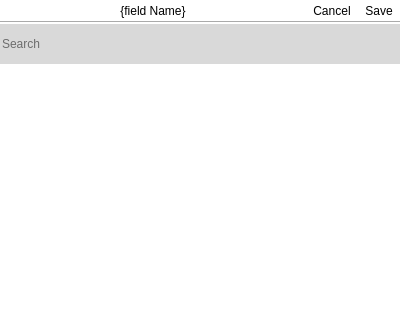
Above: src/roam/ui/ui_list.ui from roam-qgis/Roam before the change; both pictures show x 0 to 400 and y 0 to 320 of the 400 by 693 pixel window. Below: the same form after it.
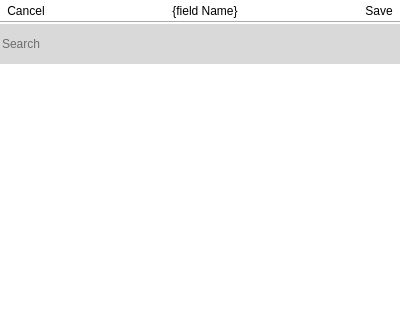
That is the form after the change. Icons and pictures are not drawn. Custom widgets are drawn as their Qt base class.

Commit message: Move cancel button for widgets away from save. Add confirm cancel on form.

What changed in the file:
```diff
--- a/src/roam/ui/ui_list.ui
+++ b/src/roam/ui/ui_list.ui
@@ -58,19 +58,6 @@
       </property>
       <item>
        <layout class="QHBoxLayout" name="horizontalLayout">
-        <item>
-         <widget class="QLabel" name="fieldnameLabel">
-          <property name="text">
-           <string>{field Name}</string>
-          </property>
-          <property name="alignment">
-           <set>Qt::AlignCenter</set>
-          </property>
-          <property name="header" stdset="0">
-           <bool>true</bool>
-          </property>
-         </widget>
-        </item>
         <item>
          <widget class="QToolButton" name="closebutton">
           <property name="sizePolicy">
@@ -100,6 +87,19 @@
           </property>
          </widget>
         </item>
+        <item>
+         <widget class="QLabel" name="fieldnameLabel">
+          <property name="text">
+           <string>{field Name}</string>
+          </property>
+          <property name="alignment">
+           <set>Qt::AlignCenter</set>
+          </property>
+          <property name="header" stdset="0">
+           <bool>true</bool>
+          </property>
+         </widget>
+        </item>
         <item>
          <widget class="QToolButton" name="saveButton">
           <property name="sizePolicy">
```
The commit also changes 3 other files.
